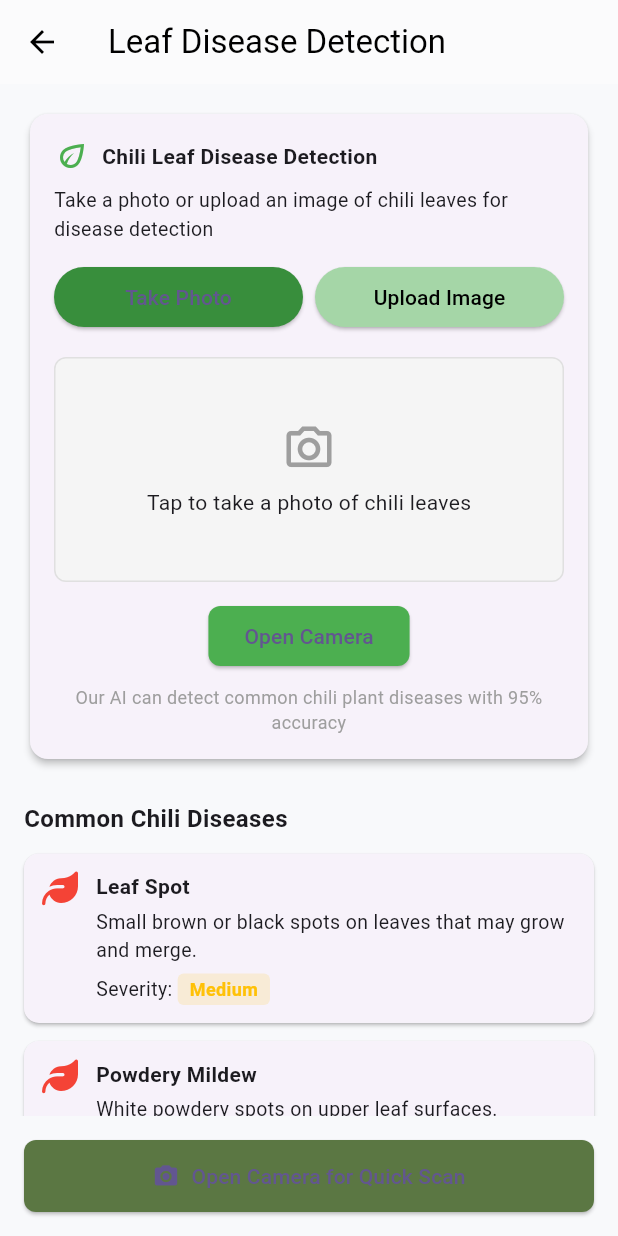
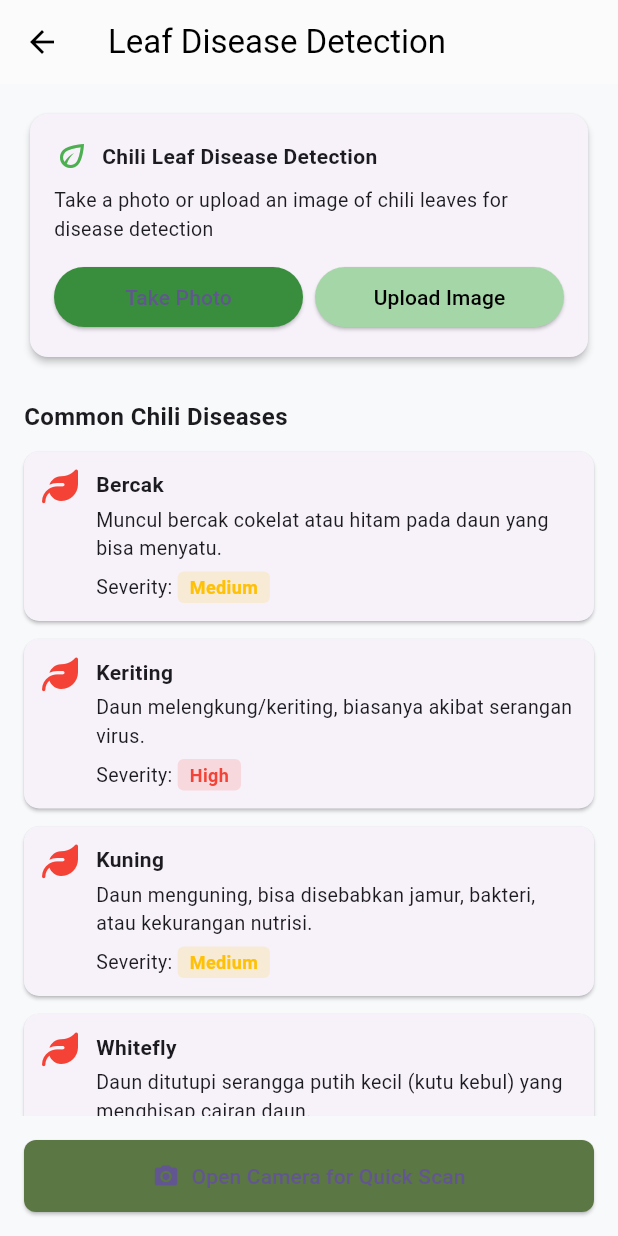
Before and after one commit to AlfadliRPutra/smart_chili_app, a Flutter app: the DetectionScreen screen opened directly, after a tap on "Upload Image", on a phone screen of 412 x 824 dp. Run offline on Flutter 3.47's test engine with Material 3 defaults, Android fonts, the light colour scheme and no system bars; our stand-ins replace fl_chart, font_awesome_flutter, get, image_picker; missing offline and left inert: tflite_flutter.

Commit message:
Menambahkan Asset dan TFlite windows

```diff
--- /dev/null
+++ b/assets/labels.txt
@@ -0,0 +1,5 @@
+bercak
+keriting
+kuning
+sehat
+whitefly
--- /dev/null
+++ b/lib/controllers/yolo_controller.dart
@@ -0,0 +1,219 @@
+import 'dart:typed_data';
+import 'dart:math' as math;
+import 'dart:io' show File, Platform;
+import 'package:get/get.dart';
+import 'package:tflite_flutter/tflite_flutter.dart';
+import 'package:flutter/services.dart' show rootBundle;
+import 'package:image/image.dart' as img;
+
+/// Struktur data untuk 1 hasil deteksi
+class Detection {
+  final double x, y, w, h;
+  final String label;
+  final double confidence;
+
+  Detection({
+    required this.x,
+    required this.y,
+    required this.w,
+    required this.h,
+    required this.label,
+    required this.confidence,
+  });
+}
+
+class YoloController extends GetxController {
+  late Interpreter _interpreter;
+  var isModelLoaded = false.obs;
+  var detections = <Detection>[].obs;
+  var labels = <String>[];
+
+  late List<int> inputShape; // [1, H, W, 3]
+
+  @override
+  void onInit() {
+    super.onInit();
+    loadModel();
+    loadLabels();
+  }
+
+  /// Load model TFLite (cross-platform)
+  Future<void> loadModel() async {
+    try {
+      if (Platform.isAndroid || Platform.isIOS) {
+        _interpreter = await Interpreter.fromAsset('model.tflite');
+      } else {
+        _interpreter = Interpreter.fromFile(File('assets/model.tflite'));
+      }
+
+      inputShape = _interpreter.getInputTensor(0).shape; // e.g. [1,736,736,3]
+
+      isModelLoaded.value = true;
+      print("✅ YOLO model loaded, input shape: $inputShape");
+    } catch (e) {
+      print("❌ Error loading model: $e");
+    }
+  }
+
+  /// Load labels
+  Future<void> loadLabels() async {
+    try {
+      final raw = await rootBundle.loadString('assets/labels.txt');
+      labels = raw.split('\n').where((e) => e.trim().isNotEmpty).toList();
+      print("✅ Labels loaded: ${labels.length}");
+    } catch (e) {
+      print("❌ Error loading labels: $e");
+    }
+  }
+
+  /// Decode + resize + normalize image
+  Float32List preprocess(Uint8List inputBytes) {
+    final decoded = img.decodeImage(inputBytes);
+    if (decoded == null) throw Exception("Failed to decode image");
+
+    final height = inputShape[1];
+    final width = inputShape[2];
+
+    final resized = img.copyResize(decoded, width: width, height: height);
+
+    final floatList = Float32List(width * height * 3);
+    int index = 0;
+    for (int y = 0; y < height; y++) {
+      for (int x = 0; x < width; x++) {
+        final pixel = resized.getPixel(x, y);
+        floatList[index++] = pixel.r / 255.0;
+        floatList[index++] = pixel.g / 255.0;
+        floatList[index++] = pixel.b / 255.0;
+      }
+    }
+    return floatList;
+  }
+
+  /// Jalankan prediksi
+  Future<void> predict(Uint8List inputBytes) async {
+    if (!isModelLoaded.value) return;
+
+    final height = inputShape[1];
+    final width = inputShape[2];
+
+    /// --- INPUT SHAPE ---
+    var input = preprocess(inputBytes).reshape([1, height, width, 3]);
+
+    /// --- OUTPUT SHAPE ---
+    final outputShape = _interpreter.getOutputTensor(0).shape;
+    final numAttrs = outputShape[1];
+    final numAnchors = outputShape[2];
+
+    var output = List.filled(
+      1 * numAttrs * numAnchors,
+      0.0,
+    ).reshape([1, numAttrs, numAnchors]);
+
+    _interpreter.run(input, output);
+
+    /// --- TRANSPOSE OUTPUT ---
+    List<List<double>> predictions = List.generate(
+      numAnchors,
+      (i) => List.generate(numAttrs, (j) => output[0][j][i].toDouble()),
+    );
+
+    /// Debug print (cek struktur prediksi pertama)
+    if (predictions.isNotEmpty) {
+      print(
+        "🔍 Sample pred length = ${predictions[0].length}, values = ${predictions[0]}",
+      );
+    }
+
+    /// --- POSTPROCESS ---
+    detections.value = processOutput(
+      predictions,
+      labels,
+      confThreshold: 0.4,
+      iouThreshold: 0.5,
+    );
+  }
+
+  // ======================
+  // === Postprocessing ===
+  // ======================
+
+  double sigmoid(double x) => 1 / (1 + math.exp(-x));
+
+  List<Detection> processOutput(
+    List<List<double>> output,
+    List<String> labels, {
+    double confThreshold = 0.4,
+    double iouThreshold = 0.5,
+  }) {
+    final results = <Detection>[];
+
+    for (int i = 0; i < output.length; i++) {
+      final pred = output[i];
+
+      if (pred.length < 6) continue; // minimal: x,y,w,h,obj_conf,1 kelas
+
+      final x = pred[0];
+      final y = pred[1];
+      final w = pred[2];
+      final h = pred[3];
+      final objConf = sigmoid(pred[4]);
+
+      final numClasses = pred.length - 5; // auto detect jumlah kelas
+      double maxClassScore = 0;
+      int classIndex = -1;
+
+      for (int c = 0; c < numClasses; c++) {
+        final score = sigmoid(pred[5 + c]);
+        if (score > maxClassScore) {
+          maxClassScore = score;
+          classIndex = c;
+        }
+      }
+
+      final confidence = objConf * maxClassScore;
+      if (confidence > confThreshold &&
+          classIndex != -1 &&
+          classIndex < labels.length) {
+        results.add(
+          Detection(
+            x: x - w / 2,
+            y: y - h / 2,
+            w: w,
+            h: h,
+            label: labels[classIndex],
+            confidence: confidence,
+          ),
+        );
+      }
+    }
+
+    return nonMaxSuppression(results, iouThreshold);
+  }
+
+  List<Detection> nonMaxSuppression(
+    List<Detection> detections,
+    double iouThreshold,
+  ) {
+    detections.sort((a, b) => b.confidence.compareTo(a.confidence));
+    final results = <Detection>[];
+
+    while (detections.isNotEmpty) {
+      final best = detections.removeAt(0);
+      results.add(best);
+      detections.removeWhere((d) => boxIoU(best, d) > iouThreshold);
+    }
+
+    return results;
+  }
+
+  double boxIoU(Detection a, Detection b) {
+    final x1 = math.max(a.x, b.x);
+    final y1 = math.max(a.y, b.y);
+    final x2 = math.min(a.x + a.w, b.x + b.w);
+    final y2 = math.min(a.y + a.h, b.y + b.h);
+
+    final interArea = math.max(0, x2 - x1) * math.max(0, y2 - y1);
+    final unionArea = (a.w * a.h) + (b.w * b.h) - interArea;
+    return unionArea <= 0 ? 0 : interArea / unionArea;
+  }
+}
--- a/lib/screens/detection_screen.dart
+++ b/lib/screens/detection_screen.dart
@@ -1,11 +1,32 @@
 import 'package:flutter/material.dart';
 import 'package:font_awesome_flutter/font_awesome_flutter.dart';
+import 'package:get/get.dart';
+import 'package:image_picker/image_picker.dart';
+
+import 'camera_screen.dart';
+import 'result_screen.dart'; // ✅ layar baru untuk hasil
+import '../controllers/yolo_controller.dart';
 
 class DetectionScreen extends StatelessWidget {
   const DetectionScreen({super.key});
 
+  Future<void> _pickImage(YoloController controller) async {
+    final picker = ImagePicker();
+    final picked = await picker.pickImage(source: ImageSource.gallery);
+
+    if (picked != null) {
+      final bytes = await picked.readAsBytes();
+      await controller.predict(bytes); // jalankan YOLO
+
+      // ✅ pindah ke ResultScreen
+      Get.to(() => ResultScreen(imageBytes: bytes));
+    }
+  }
+
   @override
   Widget build(BuildContext context) {
+    final controller = Get.put(YoloController());
+
     return Scaffold(
       backgroundColor: const Color(0xFFF8F9FB),
       appBar: AppBar(
@@ -20,7 +41,7 @@ class DetectionScreen extends StatelessWidget {
           crossAxisAlignment: CrossAxisAlignment.start,
           children: [
             /// === Detection Card ===
-            _buildDetectionCard(),
+            _buildDetectionCard(controller),
 
             const SizedBox(height: 24),
 
@@ -30,29 +51,31 @@ class DetectionScreen extends StatelessWidget {
               style: TextStyle(fontSize: 16, fontWeight: FontWeight.bold),
             ),
             const SizedBox(height: 12),
+
             _buildDiseaseCard(
-              name: 'Leaf Spot',
+              name: 'Bercak',
               desc:
-                  'Small brown or black spots on leaves that may grow and merge.',
+                  'Muncul bercak cokelat atau hitam pada daun yang bisa menyatu.',
               severity: 'Medium',
               severityColor: Colors.amber,
             ),
             _buildDiseaseCard(
-              name: 'Powdery Mildew',
-              desc: 'White powdery spots on upper leaf surfaces.',
+              name: 'Keriting',
+              desc: 'Daun melengkung/keriting, biasanya akibat serangan virus.',
+              severity: 'High',
+              severityColor: Colors.red,
+            ),
+            _buildDiseaseCard(
+              name: 'Kuning',
+              desc:
+                  'Daun menguning, bisa disebabkan jamur, bakteri, atau kekurangan nutrisi.',
               severity: 'Medium',
               severityColor: Colors.amber,
             ),
             _buildDiseaseCard(
-              name: 'Leaf Curl',
-              desc: 'Curled, distorted leaves often caused by viruses.',
-              severity: 'High',
-              severityColor: Colors.red,
-            ),
-            _buildDiseaseCard(
-              name: 'Root Rot',
+              name: 'Whitefly',
               desc:
-                  'Causes wilting and yellowing despite adequate soil moisture.',
+                  'Daun ditutupi serangga putih kecil (kutu kebul) yang menghisap cairan daun.',
               severity: 'High',
               severityColor: Colors.red,
             ),
@@ -76,14 +99,15 @@ class DetectionScreen extends StatelessWidget {
           icon: const Icon(Icons.camera_alt),
           label: const Text("Open Camera for Quick Scan"),
           onPressed: () {
-            // TODO: Aksi buka kamera
+            Get.to(() => const CameraScreen());
           },
         ),
       ),
     );
   }
 
-  Widget _buildDetectionCard() {
+  /// === Detection Card ===
+  Widget _buildDetectionCard(YoloController controller) {
     return Card(
       shape: RoundedRectangleBorder(borderRadius: BorderRadius.circular(12)),
       elevation: 2,
@@ -91,7 +115,6 @@ class DetectionScreen extends StatelessWidget {
         padding: const EdgeInsets.all(16),
         child: Column(
           children: [
-            /// Header
             Row(
               children: const [
                 Icon(Icons.eco_outlined, color: Colors.green),
@@ -107,86 +130,33 @@ class DetectionScreen extends StatelessWidget {
               'Take a photo or upload an image of chili leaves for disease detection',
               style: TextStyle(fontSize: 13),
             ),
-
             const SizedBox(height: 12),
 
-            /// Toggle Buttons
             Row(
               children: [
                 Expanded(
                   child: ElevatedButton(
-                    onPressed: () {},
-                    child: const Text('Take Photo'),
+                    onPressed: () {
+                      Get.to(() => const CameraScreen());
+                    },
                     style: ElevatedButton.styleFrom(
                       backgroundColor: Colors.green[700],
                     ),
+                    child: const Text('Take Photo'),
                   ),
                 ),
                 const SizedBox(width: 8),
                 Expanded(
                   child: ElevatedButton(
-                    onPressed: () {},
-                    child: const Text('Upload Image'),
+                    onPressed: () => _pickImage(controller),
                     style: ElevatedButton.styleFrom(
                       backgroundColor: Colors.green[200],
                       foregroundColor: Colors.black,
                     ),
+                    child: const Text('Upload Image'),
                   ),
                 ),
               ],
-            ),
-
-            const SizedBox(height: 16),
-
-            /// Photo Placeholder
-            GestureDetector(
-              onTap: () {
-                // TODO: Handle image upload or camera open
-              },
-              child: Container(
-                width: double.infinity,
-                height: 150,
-                decoration: BoxDecoration(
-                  border: Border.all(color: Colors.grey[300]!),
-                  borderRadius: BorderRadius.circular(8),
-                  color: Colors.grey[100],
-                ),
-                child: Column(
-                  mainAxisAlignment: MainAxisAlignment.center,
-                  children: const [
-                    Icon(
-                      Icons.photo_camera_outlined,
-                      size: 36,
-                      color: Colors.grey,
-                    ),
-                    SizedBox(height: 8),
-                    Text("Tap to take a photo of chili leaves"),
-                  ],
-                ),
-              ),
-            ),
-
-            const SizedBox(height: 12),
-
-            /// Open Camera Button
-            ElevatedButton(
-              onPressed: () {
-                // TODO: Open camera logic
-              },
-              style: ElevatedButton.styleFrom(
-                backgroundColor: Colors.green,
-                shape: RoundedRectangleBorder(
-                  borderRadius: BorderRadius.circular(8),
-                ),
-              ),
-              child: const Text("Open Camera"),
-            ),
-
-            const SizedBox(height: 8),
-            const Text(
-              'Our AI can detect common chili plant diseases with 95% accuracy',
-              style: TextStyle(fontSize: 12, color: Colors.grey),
-              textAlign: TextAlign.center,
             ),
           ],
         ),
@@ -194,6 +164,7 @@ class DetectionScreen extends StatelessWidget {
     );
   }
 
+  /// === Disease Card ===
   Widget _buildDiseaseCard({
     required String name,
     required String desc,
--- a/lib/screens/home_screen.dart
+++ b/lib/screens/home_screen.dart
@@ -15,7 +15,7 @@ class HomeScreen extends StatelessWidget {
   final NavController navController = Get.put(NavController());
 
   final List<Widget> pages = [
-    const _DashboardView(), // Ganti halaman pertama dengan custom dashboard view
+    const _DashboardView(),
     const DetectionScreen(),
     const MonitoringScreen(),
   ];
--- a/lib/screens/monitoring_screen.dart
+++ b/lib/screens/monitoring_screen.dart
@@ -17,7 +17,7 @@ class MonitoringScreen extends StatelessWidget {
           IconButton(
             icon: const Icon(Icons.refresh),
             onPressed: () {
-              // TODO: Handle refresh
+              // TODO: Handle Refrsh
             },
           ),
         ],
@@ -141,7 +141,7 @@ class MonitoringScreen extends StatelessWidget {
                       barWidth: 2,
                       belowBarData: BarAreaData(
                         show: true,
-                        color: const Color(0xFF89C17A).withOpacity(0.2),
+                        color: const Color(0xFF89C17A).withValues(alpha: 51),
                       ),
                       dotData: FlDotData(show: false),
                     ),
```
Also changed, not shown: lib/screens/camera_screen.dart (added, +19 -0 lines), lib/screens/result_screen.dart (added, +85 -0 lines), pubspec.yaml (+9 -5 lines), pubspec.lock, 9 other files.
